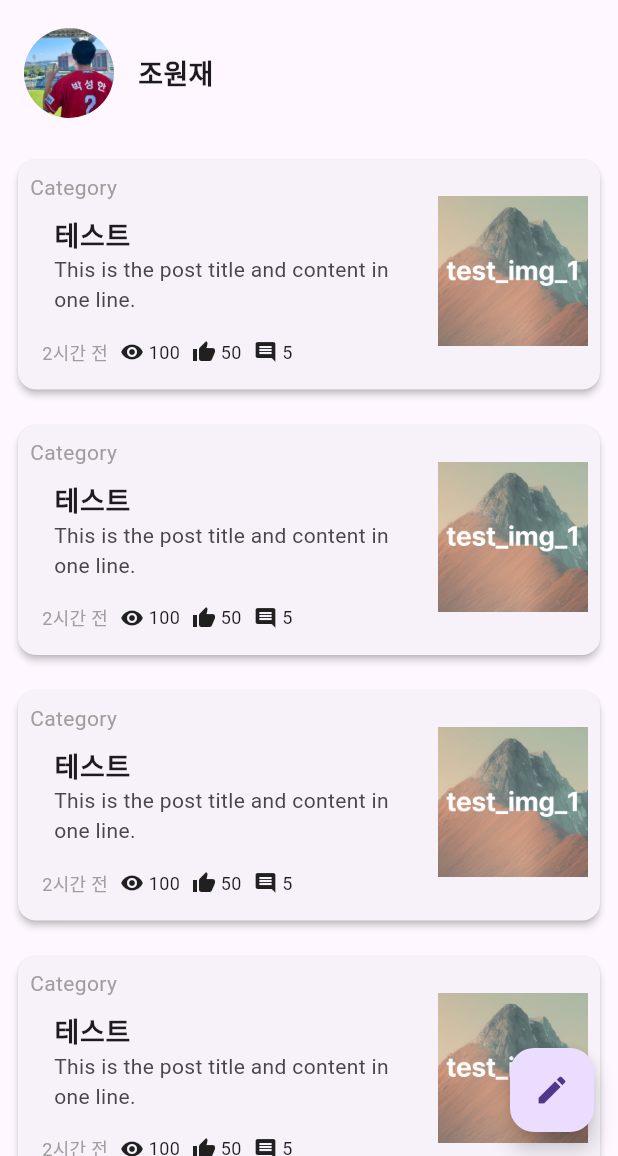
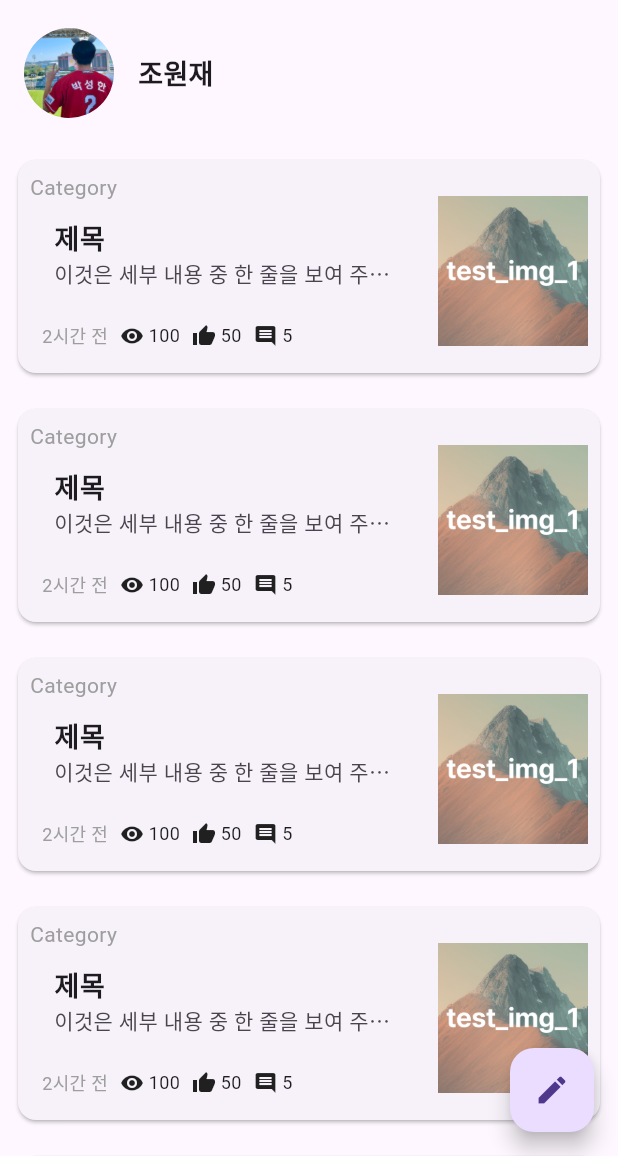
Before and after one commit to jhj04/ChugChug, a Flutter app: the screen it shows after launch, item 3 of the bottom bar chosen, on a phone screen of 412 x 824 dp, the part 80-1236 px from its top. Run offline on Flutter 3.47's test engine with Material 3 defaults, Android fonts, the light colour scheme and no system bars; our stand-ins replace image_picker.

Commit message:
Modified Community Post subtitle

```diff
--- a/lib/Community.dart
+++ b/lib/Community.dart
@@ -114,7 +114,7 @@ class CommunityPage extends StatelessWidget {
                   child: Padding(
                     padding: const EdgeInsets.all(8.0),
                     child: Card(
-                      elevation: 2,
+                      elevation: 1,
                       child: Row(
                         crossAxisAlignment: CrossAxisAlignment.start,
                         children: [
@@ -134,15 +134,17 @@ class CommunityPage extends StatelessWidget {
                                   ),
                                   ListTile(
                                     title: Text(
-                                      '테스트',
+                                      '제목',
                                       style: TextStyle(
                                         fontSize: 18,
                                         fontWeight: FontWeight.bold,
                                       ),
                                     ),
                                     subtitle: Text(
-                                      'This is the post title and content in one line.',
+                                      '이것은 세부 내용 중 한 줄을 보여 주는 부제목 란 입니다. 한 줄을 넘어가면 ... 으로 표시되도록 만들었습니다.',
                                       style: TextStyle(fontSize: 14),
+                                      overflow: TextOverflow.ellipsis, // Add this line
+                                      maxLines: 1, // Add this line
                                     ),
                                   ),
                                   Padding(
```
